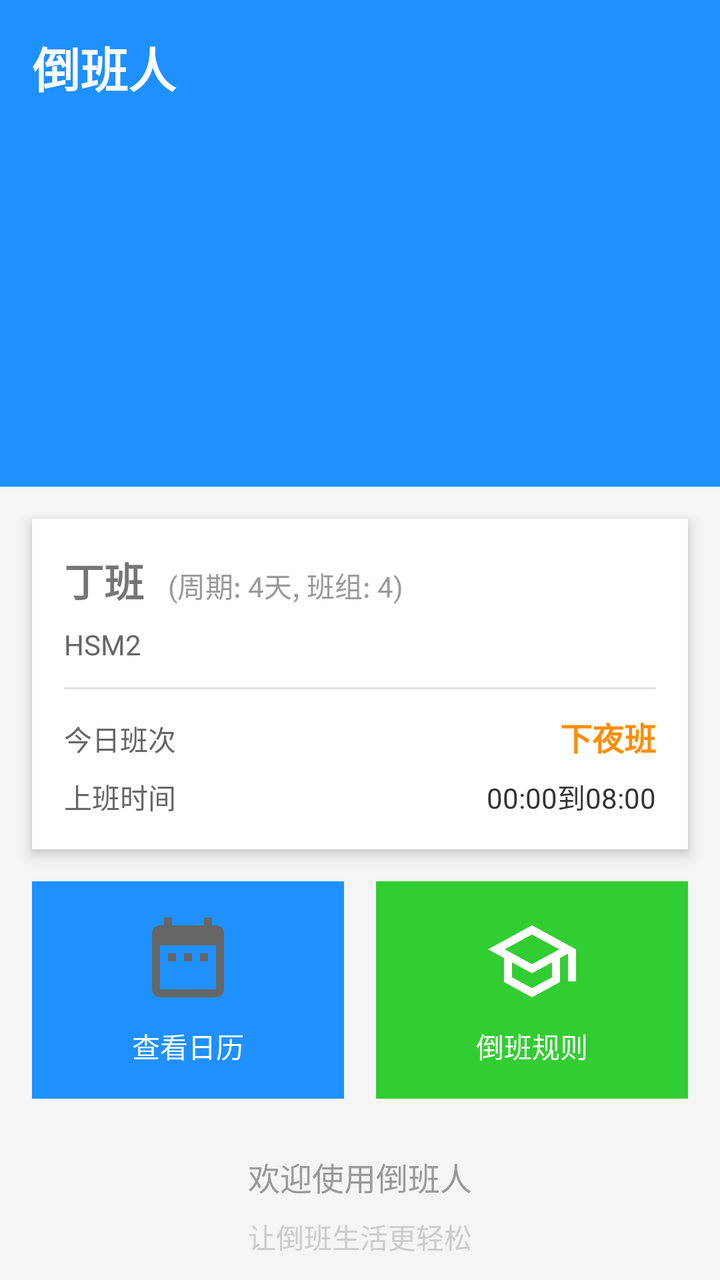
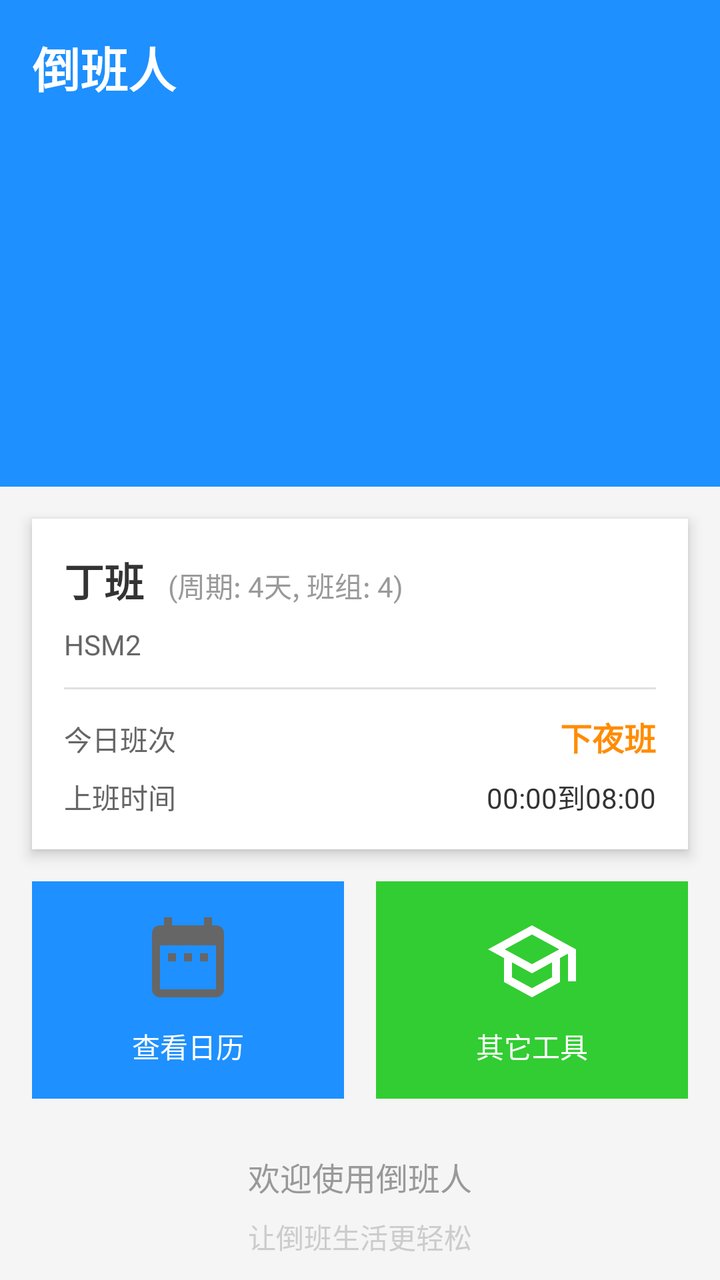

An Android layout rendered at two revisions. The XML below is the earlier revision; the diff shows what the commit changed to produce the second picture.
<!-- AndroidManifest.xml: application theme Theme.MyApplication -->
<!-- res/layout/fragment_home.xml -->
<?xml version="1.0" encoding="utf-8"?>
<LinearLayout xmlns:android="http://schemas.android.com/apk/res/android"
    android:layout_width="match_parent"
    android:layout_height="match_parent"
    android:orientation="vertical">

    <LinearLayout
        android:layout_width="match_parent"
        android:layout_height="wrap_content"
        android:background="#1E90FF"
        android:padding="16dp">

        <TextView
            android:layout_width="match_parent"
            android:layout_height="wrap_content"
            android:text="倒班人"
            android:textColor="#FFFFFF"
            android:textSize="24sp"
            android:textStyle="bold" />

        <TextView
            android:layout_width="match_parent"
            android:layout_height="wrap_content"
            android:layout_marginTop="8dp"
            android:text="轻松管理您的倒班生活"
            android:textColor="#E0E0E0"
            android:textSize="14sp" />
    </LinearLayout>

    <LinearLayout
        android:layout_width="match_parent"
        android:layout_height="wrap_content"
        android:layout_margin="16dp"
        android:background="#FFFFFF"
        android:orientation="vertical"
        android:padding="16dp"
        android:elevation="4dp">

        <LinearLayout
            android:layout_width="match_parent"
            android:layout_height="wrap_content"
            android:orientation="horizontal">

            <TextView
                android:id="@+id/group_name"
                android:layout_width="wrap_content"
                android:layout_height="wrap_content"
                android:text="丁班"
                android:textSize="20sp"
                android:textStyle="bold" />

            <TextView
                android:layout_width="wrap_content"
                android:layout_height="wrap_content"
                android:layout_marginLeft="12dp"
                android:text="(周期: 4天, 班组: 4)"
                android:textColor="#999999"
                android:textSize="14sp" />
        </LinearLayout>

        <TextView
            android:id="@+id/company_name"
            android:layout_width="wrap_content"
            android:layout_height="wrap_content"
            android:layout_marginTop="8dp"
            android:text="HSM2"
            android:textColor="#666666"
            android:textSize="14sp" />

        <View
            android:layout_width="match_parent"
            android:layout_height="1dp"
            android:layout_marginTop="12dp"
            android:background="#E0E0E0" />

        <LinearLayout
            android:layout_width="match_parent"
            android:layout_height="wrap_content"
            android:layout_marginTop="12dp"
            android:orientation="horizontal">

            <TextView
                android:layout_width="0dp"
                android:layout_height="wrap_content"
                android:layout_weight="1"
                android:text="今日班次"
                android:textColor="#666666"
                android:textSize="14sp" />

            <TextView
                android:id="@+id/today_shift"
                android:layout_width="wrap_content"
                android:layout_height="wrap_content"
                android:text="下夜班"
                android:textColor="#FF8C00"
                android:textSize="16sp"
                android:textStyle="bold" />
        </LinearLayout>

        <LinearLayout
            android:layout_width="match_parent"
            android:layout_height="wrap_content"
            android:layout_marginTop="8dp"
            android:orientation="horizontal">

            <TextView
                android:layout_width="0dp"
                android:layout_height="wrap_content"
                android:layout_weight="1"
                android:text="上班时间"
                android:textColor="#666666"
                android:textSize="14sp" />

            <TextView
                android:id="@+id/work_time"
                android:layout_width="wrap_content"
                android:layout_height="wrap_content"
                android:text="00:00到08:00"
                android:textColor="#333333"
                android:textSize="14sp" />
        </LinearLayout>
    </LinearLayout>

    <LinearLayout
        android:layout_width="match_parent"
        android:layout_height="wrap_content"
        android:layout_marginLeft="16dp"
        android:layout_marginRight="16dp"
        android:layout_marginBottom="16dp"
        android:orientation="horizontal">

        <LinearLayout
            android:id="@+id/btn_view_calendar"
            android:layout_width="0dp"
            android:layout_height="wrap_content"
            android:layout_weight="1"
            android:background="#1E90FF"
            android:gravity="center"
            android:orientation="vertical"
            android:padding="16dp">

            <ImageView
                android:layout_width="48dp"
                android:layout_height="48dp"
                android:src="@drawable/ic_calendar" />

            <TextView
                android:layout_width="wrap_content"
                android:layout_height="wrap_content"
                android:layout_marginTop="8dp"
                android:text="查看日历"
                android:textColor="#FFFFFF"
                android:textSize="14sp" />
        </LinearLayout>

        <LinearLayout
            android:id="@+id/btn_view_rule"
            android:layout_width="0dp"
            android:layout_height="wrap_content"
            android:layout_weight="1"
            android:layout_marginLeft="16dp"
            android:background="#32CD32"
            android:gravity="center"
            android:orientation="vertical"
            android:padding="16dp">

            <ImageView
                android:layout_width="48dp"
                android:layout_height="48dp"
                android:src="@drawable/ic_rule" />

            <TextView
                android:layout_width="wrap_content"
                android:layout_height="wrap_content"
                android:layout_marginTop="8dp"
                android:text="倒班规则"
                android:textColor="#FFFFFF"
                android:textSize="14sp" />
        </LinearLayout>
    </LinearLayout>

    <LinearLayout
        android:layout_width="match_parent"
        android:layout_height="0dp"
        android:layout_weight="1"
        android:background="#F5F5F5"
        android:gravity="center"
        android:orientation="vertical">

        <TextView
            android:layout_width="wrap_content"
            android:layout_height="wrap_content"
            android:text="欢迎使用倒班人"
            android:textColor="#999999"
            android:textSize="16sp" />

        <TextView
            android:layout_width="wrap_content"
            android:layout_height="wrap_content"
            android:layout_marginTop="8dp"
            android:text="让倒班生活更轻松"
            android:textColor="#CCCCCC"
            android:textSize="14sp" />
    </LinearLayout>
</LinearLayout>
<!-- resources referenced by this layout -->
<resources>
  <!-- drawable ic_calendar (drawable) -->
  <vector xmlns:android="http://schemas.android.com/apk/res/android"
      android:width="24dp"
      android:height="24dp"
      android:viewportWidth="24"
      android:viewportHeight="24">
      <path
          android:fillColor="#666666"
          android:pathData="M19 3h-1V1h-2v2H8V1H6v2H5c-1.11 0-1.99.9-1.99 2L3 19c0 1.1.89 2 2 2h14c1.1 0 2-.9 2-2V5c0-1.1-.9-2-2-2zm0 16H5V8h14v11zM9 10H7v2h2v-2zm4 0h-2v2h2v-2zm4 0h-2v2h2v-2z"/>
  </vector>
  <!-- drawable ic_rule (drawable) -->
  <vector xmlns:android="http://schemas.android.com/apk/res/android"
      android:width="48dp"
      android:height="48dp"
      android:viewportWidth="24"
      android:viewportHeight="24">
      <path
          android:fillColor="#FFFFFF"
          android:pathData="M12 3L1 9l4 2.18v6L12 21l7-3.82v-6l2-1.09V17h2V9L12 3zm6.82 6L12 12.72 5.18 9 12 5.28 18.82 9zM17 15.99l-5 2.73-5-2.73v-3.72L12 15l5-2.73v3.72z"/>
  </vector>
  <style name="Theme.MyApplication" parent="Theme.MaterialComponents.DayNight.NoActionBar">
          <item name="colorPrimary">#1E90FF</item>
          <item name="colorPrimaryVariant">#1E90FF</item>
          <item name="colorOnPrimary">#FFFFFF</item>
          <item name="colorSecondary">#1E90FF</item>
          <item name="colorSecondaryVariant">#1E90FF</item>
          <item name="colorOnSecondary">#FFFFFF</item>
          <item name="android:statusBarColor">#1E90FF</item>
          <item name="android:windowBackground">#F5F5F5</item>
      </style>
</resources>

<!-- the commit's change to res/layout/fragment_home.xml (unified diff, before → after) -->
@@ -47,7 +47,8 @@
                 android:layout_height="wrap_content"
                 android:text="丁班"
                 android:textSize="20sp"
-                android:textStyle="bold" />
+                android:textStyle="bold"
+                android:textColor="#333333" />
 
             <TextView
                 android:layout_width="wrap_content"
@@ -173,7 +174,7 @@
                 android:layout_width="wrap_content"
                 android:layout_height="wrap_content"
                 android:layout_marginTop="8dp"
-                android:text="倒班规则"
+                android:text="其它工具"
                 android:textColor="#FFFFFF"
                 android:textSize="14sp" />
         </LinearLayout>
